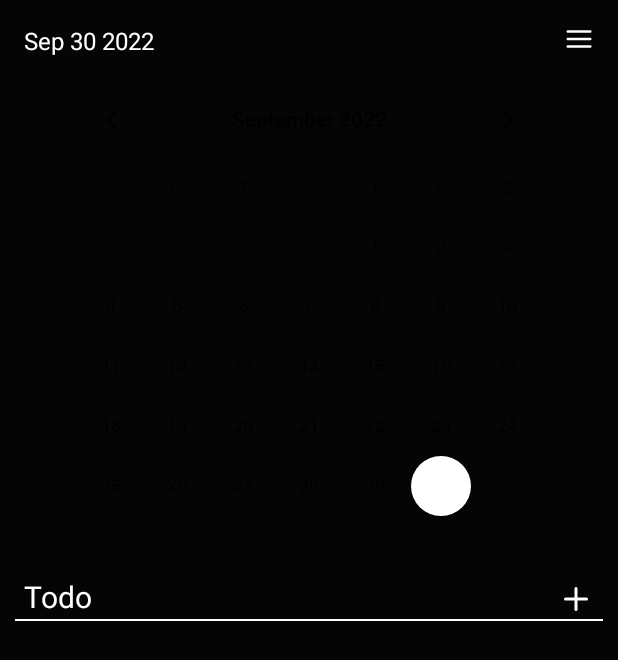
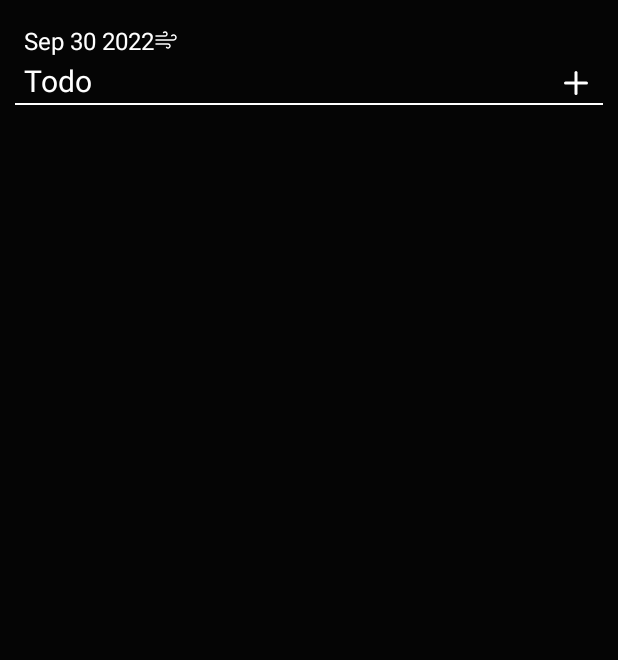
Before and after one commit to Lvcius/DGTApp, an Android app: the screen it shows after launch (MainActivity), on a phone screen of 412 x 824 dp. Shown: the top 660 px of the screen. Run offline under Robolectric (Android 15) with nearby library versions, the phone set to English and light mode, and no system bars; our stand-ins replace Room's generated code.

```diff
--- a/app/src/main/java/com/example/dgtapp/AppDatabase.kt
+++ b/app/src/main/java/com/example/dgtapp/AppDatabase.kt
@@ -7,8 +7,6 @@ import androidx.room.Database
 import androidx.room.Room
 import androidx.room.RoomDatabase
 import androidx.room.TypeConverters
-import androidx.room.migration.Migration
-import androidx.sqlite.db.SupportSQLiteDatabase
 
 @Database(entities = [ToDo::class], autoMigrations = [AutoMigration (from = 1, to = 2), AutoMigration (from = 2, to = 3)], version = 3, exportSchema = true)
 @TypeConverters(todoConverter::class)
--- a/app/src/main/res/drawable/wind.xml
+++ b/app/src/main/res/drawable/wind.xml
@@ -1,6 +1,6 @@
 <vector xmlns:android="http://schemas.android.com/apk/res/android"
-    android:width="100dp"
-    android:height="100dp"
+    android:width="16dp"
+    android:height="16dp"
     android:viewportWidth="24"
     android:viewportHeight="24">
   <path
--- a/app/src/main/res/layout/activity_main.xml
+++ b/app/src/main/res/layout/activity_main.xml
@@ -8,27 +8,16 @@
     tools:context=".MainActivity"
     tools:ignore="ExtraText">
 
-    <ImageButton
-        android:id="@+id/ibMenuButton"
-        android:layout_width="20dp"
-        android:layout_height="20dp"
-        android:layout_marginTop="16dp"
-        android:layout_marginEnd="16dp"
-        android:background="@null"
-        android:contentDescription="Menu Button"
-        app:layout_constraintEnd_toEndOf="parent"
-        app:layout_constraintTop_toTopOf="parent"
-        app:srcCompat="@drawable/ic_menuicon" />
-
     <TextView
         android:id="@+id/tvDate"
         android:layout_width="wrap_content"
         android:layout_height="wrap_content"
         android:layout_marginStart="16dp"
         android:layout_marginTop="16dp"
+        android:text="Date"
+        android:textColor="@color/white"
+        android:drawableRight="@drawable/wind"
         android:textSize="16sp"
-        android:textColor="@color/white"
-        android:text="Date"
         app:layout_constraintStart_toStartOf="parent"
         app:layout_constraintTop_toTopOf="parent" />
 
@@ -37,11 +26,12 @@
         android:layout_width="wrap_content"
         android:layout_height="wrap_content"
         android:layout_marginStart="16dp"
+        android:layout_marginTop="40dp"
         android:text="Todo"
         android:textColor="@color/white"
         android:textSize="20sp"
         app:layout_constraintStart_toStartOf="parent"
-        app:layout_constraintTop_toBottomOf="@+id/calendarView" />
+        app:layout_constraintTop_toTopOf="parent" />
 
     <View
         android:id="@+id/separator_line"
@@ -102,17 +92,9 @@
         android:contentDescription="Create New Todo"
         android:src="@drawable/ic_plus"
         app:layout_constraintBottom_toTopOf="@+id/separator_line"
-        app:layout_constraintEnd_toEndOf="parent" />
+        app:layout_constraintEnd_toEndOf="parent" /><![CDATA[
 
-    <CalendarView
-        android:id="@+id/calendarView"
-        android:layout_width="wrap_content"
-        android:layout_height="wrap_content"
-        android:layout_marginTop="8dp"
-        app:layout_constraintEnd_toEndOf="parent"
-        app:layout_constraintStart_toStartOf="parent"
-        app:layout_constraintTop_toBottomOf="@+id/tvDate" />
-    <![CDATA[
+
 
 
 
@@ -121,5 +103,6 @@
 
 
 
+
 ]]>
 </androidx.constraintlayout.widget.ConstraintLayout>
```
